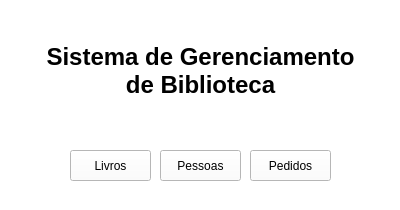
This is ui/initial_window.ui in walissonmdn/python-postgresql as Qt 5 draws it before an edit. The edited form follows.
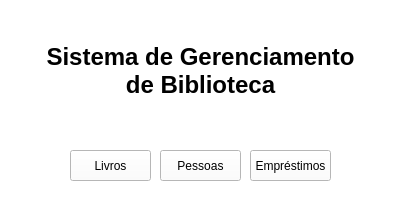
This is the edited form.

Commit message: Last table "Empréstimos" and data validation.

```diff
--- a/ui/initial_window.ui
+++ b/ui/initial_window.ui
@@ -53,7 +53,7 @@
      </rect>
     </property>
     <property name="text">
-     <string>Pedidos</string>
+     <string>Empréstimos</string>
     </property>
    </widget>
    <widget class="QLabel" name="label">
```
Left out of the diff: 2 changed lines with no effect on the pictures. The commit also changes 14 other files.
